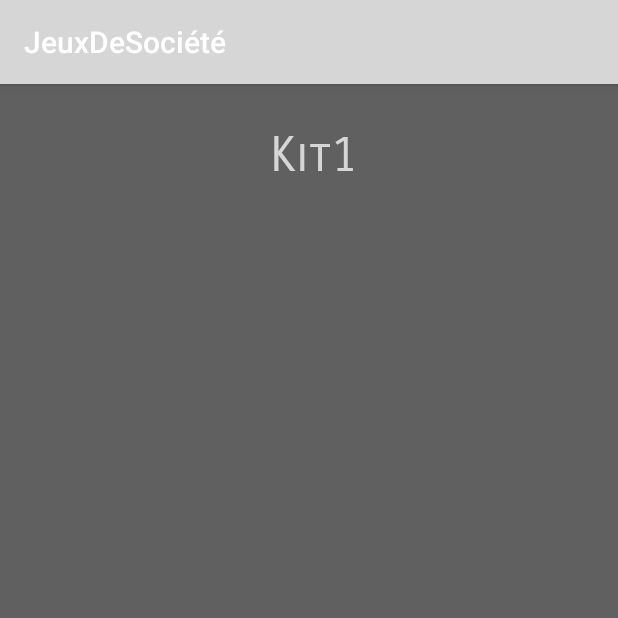
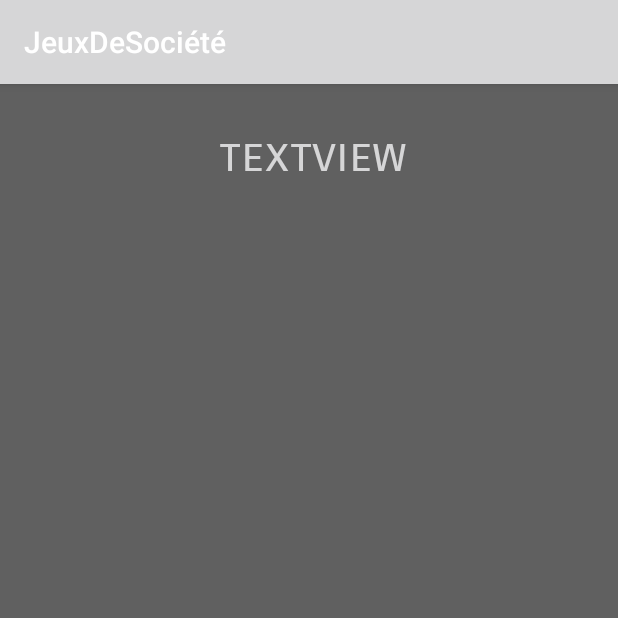
Before and after one commit to BaptisteGuer/PTS3_JDS, an Android app: the screen it shows after launch (ParamActivity before the commit, ModifierKitActivity after it), after a tap on "JOUER", on a phone screen of 412 x 824 dp, the top half of it. Run offline under Robolectric (Android 15) with nearby library versions, the phone set to English and light mode, and no system bars.

Commit message:
Restructuration du code

```diff
--- a/app/src/main/AndroidManifest.xml
+++ b/app/src/main/AndroidManifest.xml
@@ -17,7 +17,7 @@
             </intent-filter>
         </activity>
         <activity
-            android:name=".ParamActivity">
+            android:name=".ModifierKitActivity">
         </activity>
     </application>
 
--- a/app/src/main/java/com/example/pierre/jeuxdesocit/Item.java
+++ b/app/src/main/java/com/example/pierre/jeuxdesocit/Item.java
@@ -1,7 +1,9 @@
 package com.example.pierre.jeuxdesocit;
 
 public class Item {
+
     public Item(){
 
     }
+
 }
--- a/app/src/main/java/com/example/pierre/jeuxdesocit/Kit.java
+++ b/app/src/main/java/com/example/pierre/jeuxdesocit/Kit.java
@@ -4,27 +4,13 @@ import java.util.ArrayList;
 import java.util.List;
 
 public class Kit {
+
     public List<Item> items;
     public String nom;
 
     public Kit(String nom) {
         this.nom = nom;
-        items = new ArrayList<Item>();
+        items = new ArrayList<>();
     }
 
-    public String getNom() {
-        return nom;
-    }
-
-    public List<Item> getItems() {
-        return items;
-    }
-
-    public void setItems(List<Item> items) {
-        this.items = items;
-    }
-    @Override
-    public String toString(){
-        return getNom();
-    }
 }
--- a/app/src/main/java/com/example/pierre/jeuxdesocit/MainActivity.java
+++ b/app/src/main/java/com/example/pierre/jeuxdesocit/MainActivity.java
@@ -1,67 +1,40 @@
 package com.example.pierre.jeuxdesocit;
 
-
-import android.content.Intent;
 import android.os.Bundle;
 import android.support.v7.app.AppCompatActivity;
 import android.util.DisplayMetrics;
 import android.util.Log;
-import android.view.View;
-import android.view.ViewGroup;
-import android.widget.AdapterView;
-import android.widget.ArrayAdapter;
 import android.widget.ListView;
 
 import java.util.ArrayList;
-
+import java.util.List;
 
 public class MainActivity extends AppCompatActivity {
 
-    public static int itemSelec;
-    public static ArrayList<Kit> kits;
-    ListView kitsView;
-    DisplayMetrics metrics = new DisplayMetrics();
+    private ArrayList<Kit> kits;
+    private ListView kitsView;
+    private MyCustomAdapter adapter;
 
     @Override
     protected void onCreate(Bundle savedInstanceState) {
         super.onCreate(savedInstanceState);
         setContentView(R.layout.activity_main);
-        getWindowManager().getDefaultDisplay().getMetrics(metrics);
-        kitsView = (ListView) findViewById(R.id.kitsList);
-        kits = new ArrayList<Kit>();
+
+        kitsView = findViewById(R.id.kitsList);
+        kits = new ArrayList<>();
+        adapter = new MyCustomAdapter(kits, this);
+
+        kitsView.setAdapter(adapter);
+
         Kit kit1 = new Kit("Kit1");
         Kit kit2 = new Kit("Kit2");
         Kit kit3 = new Kit("Kit3");
         kits.add(kit1);
         kits.add(kit2);
         kits.add(kit3);
-        //ArrayAdapter<Kit> adapter = new ArrayAdapter<Kit>(this, android.R.layout.simple_list_item_1, kits);
-        MyCustomAdapter adapter = new MyCustomAdapter(kits, this);
-        kitsView.setAdapter(adapter);
-        /*kitsView.setOnItemClickListener(new AdapterView.OnItemClickListener() {
-            @Override
-            public void onItemClick(AdapterView<?> parent, View view, int position, long id) {
-                itemSelec = position;
-                ChangePage(position);
-
-            }
-        });*/
-        Log.e("largeur", kitsView.getMeasuredWidth() + "");
-
-
     }
 
+}
 
-    public String getItemSelec() {
-        return String.valueOf(kits.get(itemSelec));
-    }
-
-
-    /*public void ChangePage(int position) {
-        Intent intent = new Intent(getBaseContext(), ParamActivity.class);
-        intent.putExtra("name", getItemSelec());
-        startActivity(intent);
-        }*/
-
-
-         }
+//    getWindowManager().getDefaultDisplay().getMetrics(metrics);
+//    private DisplayMetrics metrics = new DisplayMetrics();
--- a/app/src/main/java/com/example/pierre/jeuxdesocit/ParamActivity.java
+++ b/app/src/main/java/com/example/pierre/jeuxdesocit/ModifierKitActivity.java
@@ -2,19 +2,15 @@ package com.example.pierre.jeuxdesocit;
 
 import android.os.Bundle;
 import android.support.v7.app.AppCompatActivity;
-import android.util.Log;
 import android.widget.TextView;
 
-public class ParamActivity extends AppCompatActivity {
-    public TextView nom;
-
+public class ModifierKitActivity extends AppCompatActivity {
 
     @Override
     protected void onCreate(Bundle savedInstanceState) {
         super.onCreate(savedInstanceState);
-        setContentView(R.layout.config);
-        nom = findViewById(R.id.textView);
-        nom.setText(getIntent().getStringExtra("name"));
+        setContentView(R.layout.activity_modifierKit);
+
 
     }
 }
--- a/app/src/main/java/com/example/pierre/jeuxdesocit/MyCustomAdapter.java
+++ b/app/src/main/java/com/example/pierre/jeuxdesocit/MyCustomAdapter.java
@@ -13,10 +13,9 @@ import android.widget.TextView;
 import java.util.ArrayList;
 
 public class MyCustomAdapter extends BaseAdapter implements ListAdapter {
-    private ArrayList<Kit> list = new ArrayList<Kit>();
+
+    private ArrayList<Kit> list;
     private Context context;
-
-
 
     public MyCustomAdapter(ArrayList<Kit> list, Context context) {
         this.list = list;
@@ -38,42 +37,39 @@ public class MyCustomAdapter extends BaseAdapter implements ListAdapter {
         return 0;
     }
 
-
     @Override
     public View getView(final int position, View convertView, ViewGroup parent) {
         View view = convertView;
+
         if (view == null) {
             LayoutInflater inflater = (LayoutInflater) context.getSystemService(Context.LAYOUT_INFLATER_SERVICE);
-            view = inflater.inflate(R.layout.list_custom, null);
+            view = inflater.inflate(R.layout.customListKits, null);
         }
 
-        //Handle TextView and display string from your list
-        TextView listItemText = (TextView)view.findViewById(R.id.textView2);
+        TextView listItemText = view.findViewById(R.id.textView2);
         listItemText.setText(getItem(position).toString());
 
-        //Handle buttons and add onClickListeners
-        Button params = (Button)view.findViewById(R.id.settings);
-        Button supp = (Button)view.findViewById(R.id.delete);
-        Button jouer = (Button)view.findViewById(R.id.play);
-
+        Button params = view.findViewById(R.id.settings);
+        Button supp = view.findViewById(R.id.delete);
+        Button jouer = view.findViewById(R.id.play);
 
         supp.setOnClickListener(new View.OnClickListener(){
             @Override
             public void onClick(View v) {
-                //do something
                 list.remove(position); //or some other task
                 notifyDataSetChanged();
             }
         });
+
         jouer.setOnClickListener(new View.OnClickListener(){
             @Override
             public void onClick(View v) {
-                Intent intent = new Intent(context, ParamActivity.class);
+                Intent intent = new Intent(context, ModifierKitActivity.class);
                 intent.putExtra("name", getItem(position).toString());
                 context.startActivity(intent);
-
             }
         });
+
         params.setOnClickListener(new View.OnClickListener(){
             @Override
             public void onClick(View v) {
@@ -81,6 +77,7 @@ public class MyCustomAdapter extends BaseAdapter implements ListAdapter {
 
             }
         });
+
         return view;
     }
 }
--- a/app/src/main/res/layout/config.xml
+++ b/app/src/main/res/layout/activity_modifierKit.xml
@@ -5,7 +5,7 @@
     android:layout_width="match_parent"
     android:layout_height="match_parent"
     android:background="#606060"
-    tools:context=".ParamActivity">
+    tools:context=".ModifierKitActivity">
 
     <TextView
         android:id="@+id/textView"
--- a/app/src/main/res/layout/list_custom.xml
+++ b/app/src/main/res/layout/customListKits.xml
@@ -10,7 +10,7 @@
     <TextView
         android:id="@+id/textView2"
         android:layout_width="156dp"
-        android:layout_height="112dp"
+        android:layout_height="wrap_content"
         android:layout_marginStart="44dp"
         android:layout_marginLeft="44dp"
         android:text="TextView"
```
